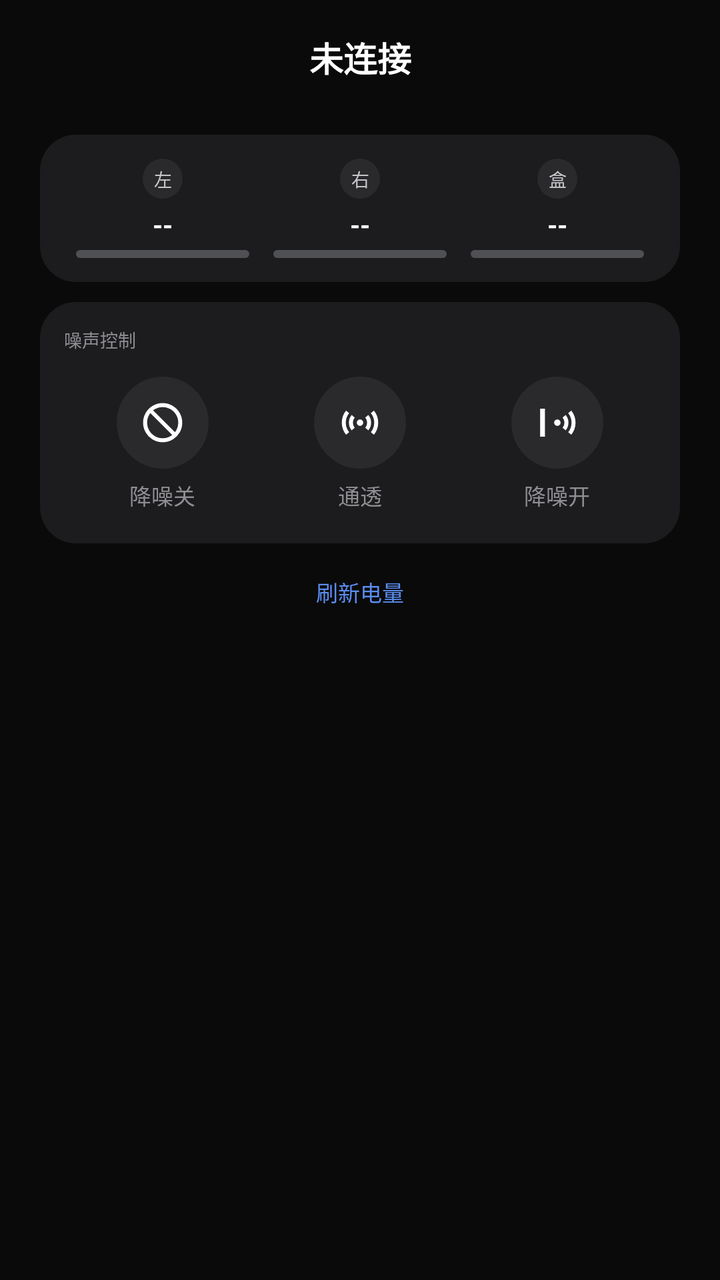
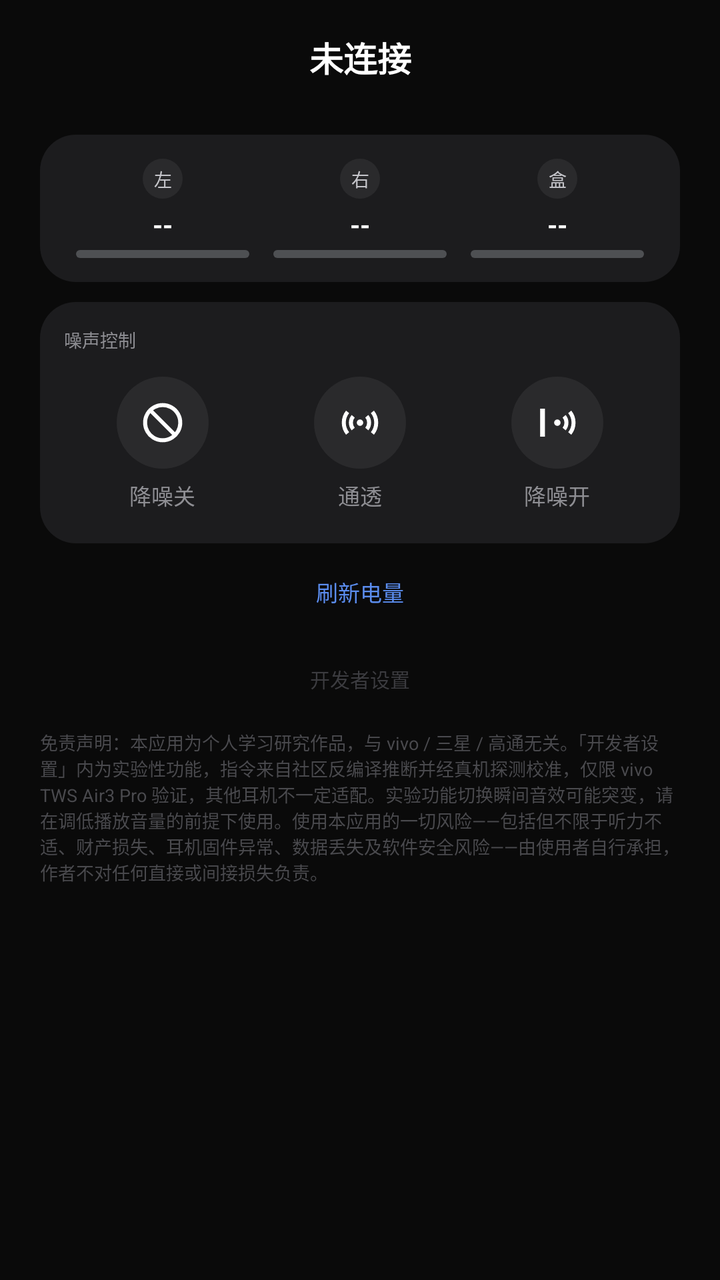

Two renders of the same Android screen: before a commit and after it. Below are the layout's source before the change and the commit's diff.
<!-- AndroidManifest.xml: application theme AppTheme -->
<!-- res/layout/activity_main.xml -->
<?xml version="1.0" encoding="utf-8"?>
<ScrollView xmlns:android="http://schemas.android.com/apk/res/android"
    android:layout_width="match_parent"
    android:layout_height="match_parent"
    android:fillViewport="true"
    android:scrollbars="none"
    android:background="#0A0A0A">

    <LinearLayout
        android:layout_width="match_parent"
        android:layout_height="wrap_content"
        android:orientation="vertical"
        android:paddingLeft="20dp"
        android:paddingRight="20dp"
        android:paddingTop="16dp"
        android:paddingBottom="14dp">

        
        <TextView
            android:id="@+id/status"
            android:layout_width="match_parent"
            android:layout_height="wrap_content"
            android:gravity="center"
            android:text="@string/status_idle"
            android:textColor="#FFFFFF"
            android:textSize="17sp"
            android:textStyle="bold" />

        <TextView
            android:id="@+id/sub"
            android:layout_width="match_parent"
            android:layout_height="wrap_content"
            android:gravity="center"
            android:layout_marginTop="2dp"
            android:textColor="#8E8E93"
            android:textSize="9sp" />

        
        <LinearLayout
            android:layout_width="match_parent"
            android:layout_height="wrap_content"
            android:orientation="horizontal"
            android:background="@drawable/card_bg"
            android:layout_marginTop="12dp"
            android:padding="12dp"
            android:baselineAligned="false">

            <LinearLayout
                android:layout_width="0dp" android:layout_height="wrap_content"
                android:layout_weight="1" android:orientation="vertical"
                android:gravity="center_horizontal">
                <TextView
                    android:id="@+id/badge_l"
                    android:layout_width="20dp" android:layout_height="20dp"
                    android:gravity="center" android:text="左"
                    android:textColor="#C7C7CC" android:textSize="9sp"
                    android:background="@drawable/circle_norm" />
                <TextView
                    android:id="@+id/pct_l"
                    android:layout_width="wrap_content" android:layout_height="wrap_content"
                    android:layout_marginTop="4dp"
                    android:textColor="#FFFFFF" android:textSize="13sp"
                    android:textStyle="bold" android:text="--" />
                <ProgressBar
                    android:id="@+id/bar_l"
                    style="@android:style/Widget.Material.ProgressBar.Horizontal"
                    android:layout_width="match_parent" android:layout_height="4dp"
                    android:layout_marginTop="4dp"
                    android:layout_marginLeft="6dp" android:layout_marginRight="6dp"
                    android:max="100" android:progress="0" />
            </LinearLayout>

            <LinearLayout
                android:layout_width="0dp" android:layout_height="wrap_content"
                android:layout_weight="1" android:orientation="vertical"
                android:gravity="center_horizontal">
                <TextView
                    android:id="@+id/badge_r"
                    android:layout_width="20dp" android:layout_height="20dp"
                    android:gravity="center" android:text="右"
                    android:textColor="#C7C7CC" android:textSize="9sp"
                    android:background="@drawable/circle_norm" />
                <TextView
                    android:id="@+id/pct_r"
                    android:layout_width="wrap_content" android:layout_height="wrap_content"
                    android:layout_marginTop="4dp"
                    android:textColor="#FFFFFF" android:textSize="13sp"
                    android:textStyle="bold" android:text="--" />
                <ProgressBar
                    android:id="@+id/bar_r"
                    style="@android:style/Widget.Material.ProgressBar.Horizontal"
                    android:layout_width="match_parent" android:layout_height="4dp"
                    android:layout_marginTop="4dp"
                    android:layout_marginLeft="6dp" android:layout_marginRight="6dp"
                    android:max="100" android:progress="0" />
            </LinearLayout>

            <LinearLayout
                android:layout_width="0dp" android:layout_height="wrap_content"
                android:layout_weight="1" android:orientation="vertical"
                android:gravity="center_horizontal">
                <TextView
                    android:id="@+id/badge_c"
                    android:layout_width="20dp" android:layout_height="20dp"
                    android:gravity="center" android:text="盒"
                    android:textColor="#C7C7CC" android:textSize="9sp"
                    android:background="@drawable/circle_norm" />
                <TextView
                    android:id="@+id/pct_c"
                    android:layout_width="wrap_content" android:layout_height="wrap_content"
                    android:layout_marginTop="4dp"
                    android:textColor="#FFFFFF" android:textSize="13sp"
                    android:textStyle="bold" android:text="--" />
                <ProgressBar
                    android:id="@+id/bar_c"
                    style="@android:style/Widget.Material.ProgressBar.Horizontal"
                    android:layout_width="match_parent" android:layout_height="4dp"
                    android:layout_marginTop="4dp"
                    android:layout_marginLeft="6dp" android:layout_marginRight="6dp"
                    android:max="100" android:progress="0" />
            </LinearLayout>
        </LinearLayout>

        
        <LinearLayout
            android:layout_width="match_parent"
            android:layout_height="wrap_content"
            android:orientation="vertical"
            android:background="@drawable/card_bg"
            android:layout_marginTop="10dp"
            android:padding="12dp">

            <TextView
                android:layout_width="wrap_content"
                android:layout_height="wrap_content"
                android:text="@string/noise_title"
                android:textColor="#8E8E93"
                android:textSize="9sp" />

            <LinearLayout
                android:layout_width="match_parent"
                android:layout_height="wrap_content"
                android:orientation="horizontal"
                android:layout_marginTop="8dp"
                android:baselineAligned="false">

                <LinearLayout
                    android:id="@+id/mode_off"
                    android:layout_width="0dp" android:layout_height="wrap_content"
                    android:layout_weight="1" android:orientation="vertical"
                    android:gravity="center_horizontal"
                    android:paddingTop="4dp" android:paddingBottom="4dp"
                    android:clickable="true" android:focusable="true">
                    <ImageView
                        android:id="@+id/img_off"
                        android:layout_width="46dp" android:layout_height="46dp"
                        android:padding="11dp"
                        android:background="@drawable/circle_norm"
                        android:src="@drawable/ic_off"
                        android:contentDescription="@string/btn_off" />
                    <TextView
                        android:id="@+id/lbl_off"
                        android:layout_width="wrap_content" android:layout_height="wrap_content"
                        android:layout_marginTop="5dp"
                        android:text="@string/btn_off"
                        android:textColor="#8E8E93" android:textSize="11sp" />
                </LinearLayout>

                <LinearLayout
                    android:id="@+id/mode_trans"
                    android:layout_width="0dp" android:layout_height="wrap_content"
                    android:layout_weight="1" android:orientation="vertical"
                    android:gravity="center_horizontal"
                    android:paddingTop="4dp" android:paddingBottom="4dp"
                    android:clickable="true" android:focusable="true">
                    <ImageView
                        android:id="@+id/img_trans"
                        android:layout_width="46dp" android:layout_height="46dp"
                        android:padding="11dp"
                        android:background="@drawable/circle_norm"
                        android:src="@drawable/ic_trans"
                        android:contentDescription="@string/btn_trans" />
                    <TextView
                        android:id="@+id/lbl_trans"
                        android:layout_width="wrap_content" android:layout_height="wrap_content"
                        android:layout_marginTop="5dp"
                        android:text="@string/btn_trans"
                        android:textColor="#8E8E93" android:textSize="11sp" />
                </LinearLayout>

                <LinearLayout
                    android:id="@+id/mode_anc"
                    android:layout_width="0dp" android:layout_height="wrap_content"
                    android:layout_weight="1" android:orientation="vertical"
                    android:gravity="center_horizontal"
                    android:paddingTop="4dp" android:paddingBottom="4dp"
                    android:clickable="true" android:focusable="true">
                    <ImageView
                        android:id="@+id/img_anc"
                        android:layout_width="46dp" android:layout_height="46dp"
                        android:padding="11dp"
                        android:background="@drawable/circle_norm"
                        android:src="@drawable/ic_anc"
                        android:contentDescription="@string/btn_anc" />
                    <TextView
                        android:id="@+id/lbl_anc"
                        android:layout_width="wrap_content" android:layout_height="wrap_content"
                        android:layout_marginTop="5dp"
                        android:text="@string/btn_anc"
                        android:textColor="#8E8E93" android:textSize="11sp" />
                </LinearLayout>
            </LinearLayout>
        </LinearLayout>

        <TextView
            android:id="@+id/btn_refresh"
            android:layout_width="wrap_content"
            android:layout_height="wrap_content"
            android:layout_gravity="center_horizontal"
            android:layout_marginTop="8dp"
            android:padding="8dp"
            android:text="@string/btn_refresh"
            android:textColor="#5B8DEF"
            android:textSize="11sp" />
    </LinearLayout>
</ScrollView>
<!-- resources referenced by this layout -->
<resources>
  <!-- drawable card_bg (drawable) -->
  <?xml version="1.0" encoding="utf-8"?>
  <shape xmlns:android="http://schemas.android.com/apk/res/android" android:shape="rectangle">
      <solid android:color="#1C1C1E" />
      <corners android:radius="18dp" />
  </shape>
  <!-- drawable circle_norm (drawable) -->
  <?xml version="1.0" encoding="utf-8"?>
  <shape xmlns:android="http://schemas.android.com/apk/res/android" android:shape="oval">
      <solid android:color="#2A2A2C" />
  </shape>
  <!-- drawable ic_anc (drawable) -->
  <?xml version="1.0" encoding="utf-8"?>
  <vector xmlns:android="http://schemas.android.com/apk/res/android"
      android:width="24dp" android:height="24dp"
      android:viewportWidth="24" android:viewportHeight="24">
      
      <path android:pathData="M4.6,5 L4.6,19"
          android:strokeColor="#FFFFFF" android:strokeWidth="2.4"
          android:fillColor="#00000000" />
      <path android:pathData="M12,10.4 a1.6,1.6 0 1,0 0.01,0"
          android:fillColor="#FFFFFF" />
      <path android:pathData="M15.4,8.8 a5,5 0 0,1 0,6.4"
          android:strokeColor="#FFFFFF" android:strokeWidth="2" android:fillColor="#00000000" />
      <path android:pathData="M18.2,6.6 a8.6,8.6 0 0,1 0,10.8"
          android:strokeColor="#FFFFFF" android:strokeWidth="2" android:fillColor="#00000000" />
  </vector>
  <!-- drawable ic_off (drawable) -->
  <?xml version="1.0" encoding="utf-8"?>
  <vector xmlns:android="http://schemas.android.com/apk/res/android"
      android:width="24dp" android:height="24dp"
      android:viewportWidth="24" android:viewportHeight="24">
      
      <path
          android:pathData="M12,3.2 a8.8,8.8 0 1,0 0.01,0"
          android:strokeColor="#FFFFFF" android:strokeWidth="2"
          android:fillColor="#00000000" />
      
      <path
          android:pathData="M6,6 L18,18"
          android:strokeColor="#FFFFFF" android:strokeWidth="2"
          android:fillColor="#00000000" />
  </vector>
  <!-- drawable ic_trans (drawable) -->
  <?xml version="1.0" encoding="utf-8"?>
  <vector xmlns:android="http://schemas.android.com/apk/res/android"
      android:width="24dp" android:height="24dp"
      android:viewportWidth="24" android:viewportHeight="24">
      
      <path
          android:pathData="M12,10.4 a1.6,1.6 0 1,0 0.01,0"
          android:fillColor="#FFFFFF" />
      <path android:pathData="M8.6,8.8 a5,5 0 0,0 0,6.4"
          android:strokeColor="#FFFFFF" android:strokeWidth="2" android:fillColor="#00000000" />
      <path android:pathData="M5.8,6.6 a8.6,8.6 0 0,0 0,10.8"
          android:strokeColor="#FFFFFF" android:strokeWidth="2" android:fillColor="#00000000" />
      <path android:pathData="M15.4,8.8 a5,5 0 0,1 0,6.4"
          android:strokeColor="#FFFFFF" android:strokeWidth="2" android:fillColor="#00000000" />
      <path android:pathData="M18.2,6.6 a8.6,8.6 0 0,1 0,10.8"
          android:strokeColor="#FFFFFF" android:strokeWidth="2" android:fillColor="#00000000" />
  </vector>
  <string name="btn_anc">降噪开</string>
  <string name="btn_off">降噪关</string>
  <string name="btn_refresh">刷新电量</string>
  <string name="btn_trans">通透</string>
  <string name="noise_title">噪声控制</string>
  <string name="status_idle">未连接</string>
  <style name="AppTheme" parent="@android:style/Theme.DeviceDefault">
          <item name="android:windowBackground">#101418</item>
          <item name="android:colorBackground">#101418</item>
      </style>
</resources>

<!-- the commit's change to res/layout/activity_main.xml (unified diff, before → after) -->
@@ -222,5 +222,68 @@
             android:text="@string/btn_refresh"
             android:textColor="#5B8DEF"
             android:textSize="11sp" />
+
+        
+        <TextView
+            android:id="@+id/dev_hint"
+            android:layout_width="wrap_content"
+            android:layout_height="wrap_content"
+            android:layout_gravity="center_horizontal"
+            android:layout_marginTop="12dp"
+            android:padding="8dp"
+            android:text="@string/dev_section"
+            android:textColor="#3C3C40"
+            android:textSize="10sp" />
+
+        <LinearLayout
+            android:id="@+id/dev_section"
+            android:layout_width="match_parent"
+            android:layout_height="wrap_content"
+            android:orientation="vertical"
+            android:background="@drawable/card_bg"
+            android:layout_marginTop="4dp"
+            android:paddingLeft="14dp"
+            android:paddingRight="14dp"
+            android:paddingTop="8dp"
+            android:paddingBottom="8dp"
+            android:visibility="gone">
+
+            <LinearLayout
+                android:layout_width="match_parent"
+                android:layout_height="wrap_content"
+                android:orientation="horizontal"
+                android:gravity="center_vertical">
+
+                <TextView
+                    android:layout_width="0dp" android:layout_height="wrap_content"
+                    android:layout_weight="1"
+                    android:text="@string/spatial_switch"
+                    android:textColor="#FFFFFF"
+                    android:textSize="13sp" />
+
+                <Switch
+                    android:id="@+id/switch_spatial"
+                    android:layout_width="wrap_content"
+                    android:layout_height="wrap_content" />
+            </LinearLayout>
+
+            <TextView
+                android:layout_width="match_parent"
+                android:layout_height="wrap_content"
+                android:layout_marginTop="4dp"
+                android:text="@string/spatial_caption"
+                android:textColor="#6E6E73"
+                android:textSize="9sp" />
+        </LinearLayout>
+
+        
+        <TextView
+            android:id="@+id/disclaimer"
+            android:layout_width="match_parent"
+            android:layout_height="wrap_content"
+            android:layout_marginTop="10dp"
+            android:text="@string/disclaimer"
+            android:textColor="#4A4A4E"
+            android:textSize="9sp" />
     </LinearLayout>
 </ScrollView>
<!-- resource entries referenced after the edit -->
@@ -65,7 +65,11 @@
   <string name="btn_off">降噪关</string>
   <string name="btn_refresh">刷新电量</string>
   <string name="btn_trans">通透</string>
+  <string name="dev_section">开发者设置</string>
+  <string name="disclaimer">免责声明：本应用为个人学习研究作品，与 vivo / 三星 / 高通无关。「开发者设置」内为实验性功能，指令来自社区反编译推断并经真机探测校准，仅限 vivo TWS Air3 Pro 验证，其他耳机不一定适配。实验功能切换瞬间音效可能突变，请在调低播放音量的前提下使用。使用本应用的一切风险——包括但不限于听力不适、财产损失、耳机固件异常、数据丢失及软件安全风险——由使用者自行承担，作者不对任何直接或间接损失负责。</string>
   <string name="noise_title">噪声控制</string>
+  <string name="spatial_caption">实验性功能：开发中，暂无实际效果，请勿依赖；仅限 vivo TWS Air3 Pro 适配，其他耳机不一定适配\n⚠ 切换瞬间音效可能突变，请先调低音量再试</string>
+  <string name="spatial_switch">空间音频（开发中）</string>
   <string name="status_idle">未连接</string>
   <style name="AppTheme" parent="@android:style/Theme.DeviceDefault">
           <item name="android:windowBackground">#101418</item>
